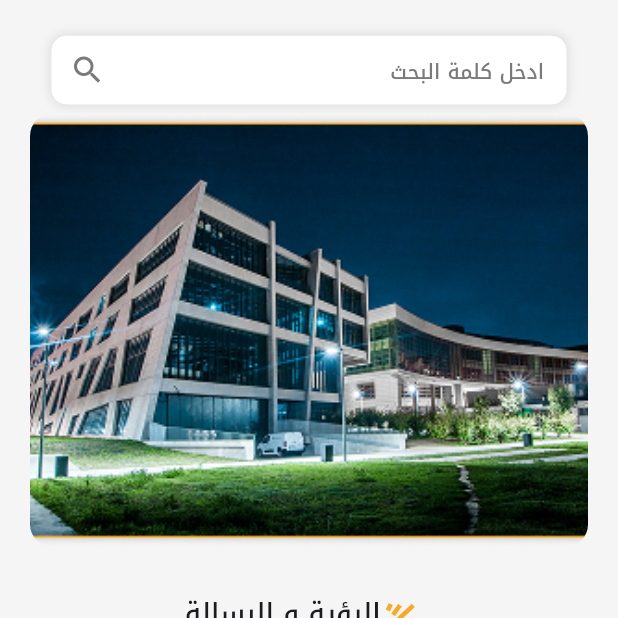
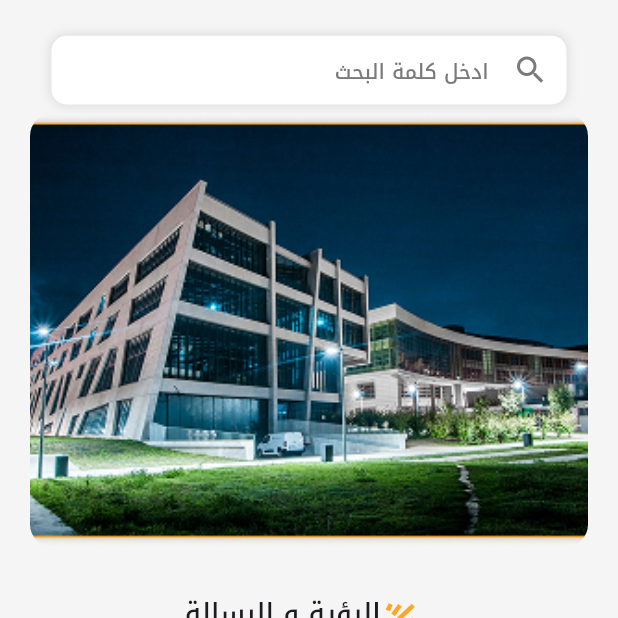
Before and after one commit to nancykhaled1/Faculty-App, a Flutter app: the HomePage screen opened by its route, on a phone screen of 412 x 824 dp, the top half of it. Run offline on Flutter 3.47's test engine with Material 3 defaults, Android fonts, the phone set to English and light mode, and no system bars; our stand-ins replace dotted_border, file_picker, flutter_screenutil, flutter_svg; project files that could hold a hidden picture were left out.

Commit message:
update home for graduates and photos

```diff
--- a/lib/main.dart
+++ b/lib/main.dart
@@ -85,7 +85,7 @@
 
       }
 
-
+// فرح وجيه
  );
   }
   }
--- a/lib/ui/auth/login/loginscreen.dart
+++ b/lib/ui/auth/login/loginscreen.dart
@@ -155,6 +155,7 @@
               ),
               ElevatedButton(
                 onPressed: () {
+
                   Navigator.pushReplacementNamed(context, HomePage.routeName);
                 },
                 child: Text(
--- a/lib/ui/complaint/sendComplaint.dart
+++ b/lib/ui/complaint/sendComplaint.dart
@@ -59,7 +59,7 @@
                           );
                         },
                         child: SvgPicture.asset(
-                          "assets/Upload.svg",
+                           "assets/images/Upload.svg",
                           width: 24.w,
                           height: 24.h,
                         ),
--- a/lib/ui/home.dart
+++ b/lib/ui/home.dart
@@ -1,8 +1,11 @@
+import 'package:faculty/colorManager.dart';
 import 'package:faculty/ui/auth/auth_alumni.dart';
 import 'package:faculty/ui/auth/auth_student.dart';
 import 'package:faculty/ui/complaint/complaint.dart';
 import 'package:faculty/ui/departments/departments.dart';
 import 'package:faculty/ui/home/homescreen.dart';
+import 'package:faculty/ui/notification/notification_screen.dart';
+import 'package:faculty/ui/students/ElectronicServicesBody.dart';
 import 'package:faculty/ui/students/student_screen.dart';
 import 'package:faculty/utils/colors.dart';
 import 'package:flutter/material.dart';
@@ -20,6 +23,7 @@
 
 class _HomePageState extends State<HomePage> {
   int _selectedIndex = 0;
+   bool isUserLoggedIn = false;
   final List<Widget> _pages = [
     HomeScreen(),
     Department(),
@@ -65,7 +69,49 @@
           ),
           child: TextField(
             decoration: InputDecoration(
-                          suffixIcon: Padding(
+              prefixIcon: Padding(
+                padding: EdgeInsets.symmetric(horizontal: 10.sp),
+                child: Icon(Icons.search, color: MyColors.greyColor),
+              ),
+              hintText: 'ادخل كلمة البحث',
+              hintStyle: TextStyle(
+                color: MyColors.greyColor,
+                fontFamily: "Noto Kufi Arabic",
+                fontSize: 12.sp,
+                fontWeight: FontWeight.w500,
+              ),
+              border: InputBorder.none,
+              contentPadding: EdgeInsets.symmetric(vertical: 10, horizontal: 15),
+            ),
+          ),
+        ),
+      )
+// لو راح على صفحة الخرجيين التغير اللى هيحصل فى السيرش بار
+
+
+    else
+      Padding(
+        padding: EdgeInsets.only(right: 30.w, left: 30.w, top: 20.h, bottom: 5.h),
+        child: Row(
+          children: [
+            Expanded(
+              child: Container(
+                height: 40.sp,
+                width: 237.w,
+                decoration: BoxDecoration(
+                  color: MyColors.whiteColor,
+                  borderRadius: BorderRadius.circular(10),
+                  boxShadow: [
+                    BoxShadow(
+                      color: MyColors.blackColor.withOpacity(0.1),
+                      blurRadius: 5,
+                      spreadRadius: 1,
+                    ),
+                  ],
+                ),
+                child: TextField(
+                  decoration: InputDecoration(
+                    prefixIcon: Padding(
                       padding: EdgeInsets.symmetric(horizontal: 10.sp),
                       child: Icon(Icons.search, color: MyColors.greyColor),
                     ),
@@ -82,9 +128,61 @@
                 ),
               ),
             ),
+
+            SizedBox(width: 10.w,),
+
+             GestureDetector(
+              onTap: () {
+    Navigator.push(
+      context,
+      MaterialPageRoute(
+        builder: (context) => NotificationScreen(), // هنا بتحطي صفحة التنقل
+      ),
+    );
+  },
+               child: Container(
+               width: 39.w,
+               height: 39.h,
+
+               decoration: BoxDecoration(
+                 color: ColorManager.backgroundColor,
+                 borderRadius: BorderRadius.circular(9),
+               ),
+                child: SvgPicture.asset("assets/icons/notification1.svg",
+               )
+               ),
+             ),
+
+             SizedBox(width: 14.w,),
+             GestureDetector(
+              onTap: () {
+    Navigator.push(
+      context,
+      MaterialPageRoute(
+        builder: (context) => NotificationScreen(), // هنا بتحطي صفحة التنقل
+      ),
+    );
+  },
+               child: Container(
+               width: 39.w,
+               height: 39.h,
+
+               decoration: BoxDecoration(
+                 color: ColorManager.backgroundColor,
+                 borderRadius: BorderRadius.circular(9),
+               ),
+                child: SvgPicture.asset("assets/images/person.svg",
+                )
+               ),
+             ),
+          ],
+        ),
+
+      ),
     Expanded(child: _pages[_selectedIndex]),
   ],
 ),
+
 
             // ✅ الأيقونة الزرقا الثابتة
             if (!isAuthScreen)
--- a/lib/ui/home/homescreen.dart
+++ b/lib/ui/home/homescreen.dart
@@ -22,9 +22,10 @@
   نقاش مفتوح بين رئيس جامعة دمنهور وأبنائه الطلاب لاستطلاع آرائهم ومدى الرضا عن العملية التعليمية
 وأجرى رئيس الجامعة نقاشاً مفتوحاً مع الطلاب، استطلع خلاله أرائهم حول مدى الرضا عن العملية التعليمية، موجهاً جميع الطلاب بضرورة الاجتهاد في الدراسة العلمية والعملية،'''
  ,
- image: "assets/images/newsDetails.svg"
+ image: "assets/images/doctors.png"
   ),
-  News(title: "زيارة معالى رئيس جامعة دمنهور لكلية الحاسبات والمعلومات بالنوبارية", content: ''' أجرى الأستاذ الدكتور / إلهامي ترابيس - رئيس جامعة دمنهور،  فى صباح اليوم جولة تفقدية بكليات قطاع النوبارية،
+  News(title: "زيارة معالى رئيس جامعة دمنهور لكلية الحاسبات والمعلومات بالنوبارية",
+  content: ''' أجرى الأستاذ الدكتور / إلهامي ترابيس - رئيس جامعة دمنهور،  فى صباح اليوم جولة تفقدية بكليات قطاع النوبارية،
 لمتابعة انتظام سير العملية التعليمية بالفصل الدراسى الأول للعام الجامعي ٢٠٢٤ـ٢٠٢٥،
  وذلك في إطار جولاته الدورية بكليات الجامعة المختلفة للاطمئنان على انتظام سير العملية التعليمية لتقديم أفضل خدمة للطلاب، وتوفير بيئة تعليمية محفزة وداعمة للتفوق والإبداع.
  خلال جولته اطمأن رئيس جامعة دمنهور على توافر وسائل الراحة للطلاب بالمدرجات وقاعات الدراسة، وتذليل أية عقبات قد تواجههم،
@@ -34,7 +35,7 @@
  وكذا المشاركة في الفعاليات والأنشطة التي تنفذها الجامعة في إطار مبادرة "بداية"،
  والتي تساعدهم علي صقل مهاراتهم وتزويدهم بالمعارف اللازمة، إلى جانب اندماجهم مع زملائهم من الكليات المختلفة.
   نقاش مفتوح بين رئيس جامعة دمنهور وأبنائه الطلاب لاستطلاع آرائهم ومدى الرضا عن العملية التعليمية
-وأجرى رئيس الجامعة نقاشاً مفتوحاً مع الطلاب، استطلع خلاله أرائهم حول مدى الرضا عن العملية التعليمية، موجهاً جميع الطلاب بضرورة الاجتهاد في الدراسة العلمية والعملية،''', image: "assets/images/newsDetails.svg"),
+وأجرى رئيس الجامعة نقاشاً مفتوحاً مع الطلاب، استطلع خلاله أرائهم حول مدى الرضا عن العملية التعليمية، موجهاً جميع الطلاب بضرورة الاجتهاد في الدراسة العلمية والعملية،''', image: "assets/images/doctors.png"),
   News(title: "زيارة معالى رئيس جامعة دمنهور لكلية الحاسبات والمعلومات بالنوبارية", content:  ''' أجرى الأستاذ الدكتور / إلهامي ترابيس - رئيس جامعة دمنهور،  فى صباح اليوم جولة تفقدية بكليات قطاع النوبارية،
 لمتابعة انتظام سير العملية التعليمية بالفصل الدراسى الأول للعام الجامعي ٢٠٢٤ـ٢٠٢٥،
  وذلك في إطار جولاته الدورية بكليات الجامعة المختلفة للاطمئنان على انتظام سير العملية التعليمية لتقديم أفضل خدمة للطلاب، وتوفير بيئة تعليمية محفزة وداعمة للتفوق والإبداع.
@@ -45,7 +46,7 @@
  وكذا المشاركة في الفعاليات والأنشطة التي تنفذها الجامعة في إطار مبادرة "بداية"،
  والتي تساعدهم علي صقل مهاراتهم وتزويدهم بالمعارف اللازمة، إلى جانب اندماجهم مع زملائهم من الكليات المختلفة.
   نقاش مفتوح بين رئيس جامعة دمنهور وأبنائه الطلاب لاستطلاع آرائهم ومدى الرضا عن العملية التعليمية
-وأجرى رئيس الجامعة نقاشاً مفتوحاً مع الطلاب، استطلع خلاله أرائهم حول مدى الرضا عن العملية التعليمية، موجهاً جميع الطلاب بضرورة الاجتهاد في الدراسة العلمية والعملية، ''', image: "assets/images/newsDetails.svg"),
+وأجرى رئيس الجامعة نقاشاً مفتوحاً مع الطلاب، استطلع خلاله أرائهم حول مدى الرضا عن العملية التعليمية، موجهاً جميع الطلاب بضرورة الاجتهاد في الدراسة العلمية والعملية، ''', image: "assets/images/doctors.png"),
 
 ];
    HomeScreen({super.key});
@@ -223,7 +224,7 @@
             ),
             SizedBox(height: 35.h),
             SizedBox(
-              height: 260.h,
+              height: 220.h,
               child: ListView.builder(
                 scrollDirection: Axis.horizontal,
                itemCount: widget.newsList.length,
@@ -250,11 +251,11 @@
                       children: [
                         ClipRRect(
                           borderRadius: BorderRadius.vertical(top: Radius.circular(15)),
-                          child: SvgPicture.asset(
+                          child: Image.asset(
                                        news.image,
                             width: 147.w,
                             height: 109.h,
-                            fit: BoxFit.cover,
+                           fit: BoxFit.cover,
                           ),
                         ),
                         Padding(
--- a/pubspec.yaml
+++ b/pubspec.yaml
@@ -40,7 +40,7 @@
     sdk: flutter
   intl: any
   file_picker: ^9.2.1
-  flutter_svg: ^2.0.10
+  flutter_svg: ^2.1.0
   dotted_border: ^2.1.0
   provider: ^6.1.4
 
```
Also changed, not shown: lib/ui/complaint/complaint.dart (+0 -16 lines), lib/ui/home/newsDetails.dart (+10 -6 lines), assets/icons/notification1.svg (added), assets/images/Notification.svg (added), assets/images/person.svg (added), lib/ui/alumni/profile_notemploee.dart (line endings or trailing spaces), lib/ui/auth/auth_alumni.dart (line endings or trailing spaces), pubspec.lock, 2 other files. Lines whose indentation alone changed are shown as unchanged.
